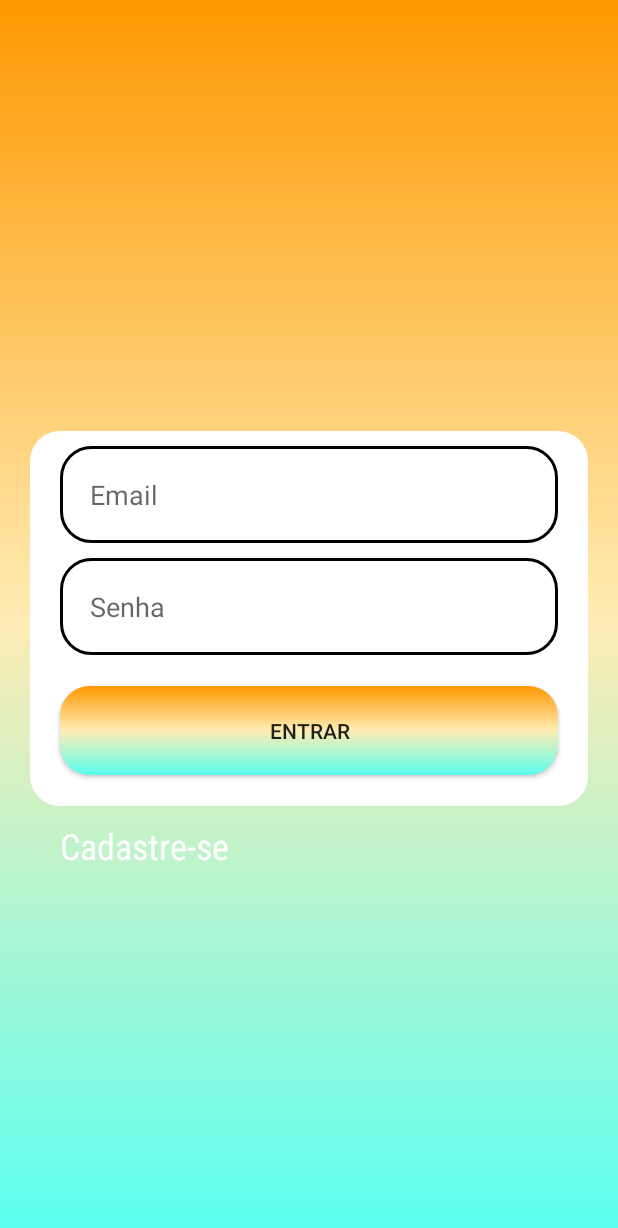
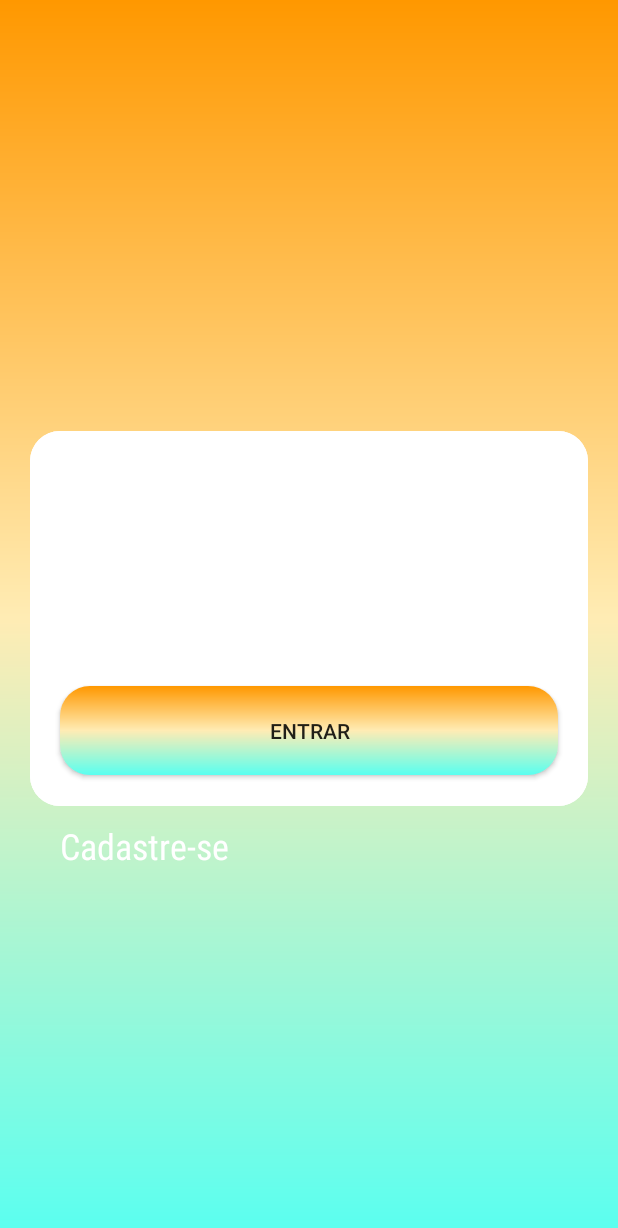
Before and after one commit to felipesekai/EstudosLogin, an Android app: the layout activity_form_login.xml on its own in the app's theme, with its tools: preview values and no code run, on a phone screen of 412 x 824 dp. Shown: the top 1228 px of the screen. Run offline under Robolectric (Android 15) with nearby library versions, the phone set to English and light mode, and no system bars.

```diff
--- a/app/build.gradle
+++ b/app/build.gradle
@@ -2,6 +2,8 @@ plugins {
     id 'com.android.application'
     id 'kotlin-android'
     id 'com.google.gms.google-services'
+    id 'kotlin-parcelize'
+
 }
 
 android {
@@ -43,6 +45,7 @@ dependencies {
     implementation 'androidx.constraintlayout:constraintlayout:2.1.2'
     implementation 'com.google.firebase:firebase-auth:19.2.0'
     implementation 'com.google.android.gms:play-services-auth:20.0.0'
+    implementation 'com.google.firebase:firebase-firestore-ktx:24.0.0'
     testImplementation 'junit:junit:4.+'
     androidTestImplementation 'androidx.test.ext:junit:1.1.3'
     androidTestImplementation 'androidx.test.espresso:espresso-core:3.4.0'
--- a/app/src/main/res/layout/activity_form_login.xml
+++ b/app/src/main/res/layout/activity_form_login.xml
@@ -14,6 +14,7 @@
         app:layout_constraintEnd_toEndOf="parent"
         app:layout_constraintStart_toStartOf="parent"
         app:layout_constraintTop_toTopOf="parent" />
+
 
     <EditText
         android:id="@+id/edt_username"
@@ -33,18 +34,6 @@
         app:layout_constraintTop_toBottomOf="@id/edt_username"
         />
 
-    <androidx.appcompat.widget.AppCompatButton
-        android:id="@+id/btn_login"
-        style="@style/button"
-        android:layout_width="match_parent"
-        android:layout_height="wrap_content"
-        android:text="Entrar"
-        app:layout_constraintTop_toBottomOf="@id/edt_pass"
-        app:layout_constraintStart_toStartOf="@id/container_component"
-        app:layout_constraintEnd_toEndOf="@id/container_component"
-        app:layout_constraintBottom_toBottomOf="@id/container_component"
-        />
-
     <TextView
         android:id="@+id/txt_cad"
         android:layout_width="match_parent"
@@ -56,4 +45,37 @@
         app:layout_constraintEnd_toEndOf="parent"
         />
 
+    <androidx.appcompat.widget.AppCompatButton
+        android:id="@+id/btn_login"
+        style="@style/button"
+        android:layout_width="match_parent"
+        android:layout_height="wrap_content"
+        android:text="Entrar"
+        app:layout_constraintBottom_toBottomOf="@id/container_component"
+        app:layout_constraintEnd_toEndOf="@id/container_component"
+        app:layout_constraintStart_toStartOf="@id/container_component"
+        app:layout_constraintTop_toBottomOf="@id/edt_pass" />
+
+    <View
+        android:id="@+id/progress_bar_container"
+        style="@style/container"
+        android:visibility="gone"
+        app:layout_constraintBottom_toBottomOf="parent"
+        app:layout_constraintEnd_toEndOf="parent"
+        app:layout_constraintStart_toStartOf="parent"
+        app:layout_constraintTop_toTopOf="parent"
+        tools:visibility="visible" />
+
+    <ProgressBar
+        android:id="@+id/progressBar"
+        android:layout_width="wrap_content"
+        android:layout_height="wrap_content"
+        android:layout_marginEnd="20dp"
+        android:layout_marginBottom="4dp"
+        android:visibility="gone"
+       app:layout_constraintBottom_toBottomOf="parent"
+        app:layout_constraintEnd_toEndOf="parent"
+        app:layout_constraintStart_toStartOf="parent"
+        app:layout_constraintTop_toTopOf="parent" />
+
 </androidx.constraintlayout.widget.ConstraintLayout>
--- a/app/src/main/res/values/styles.xml
+++ b/app/src/main/res/values/styles.xml
@@ -3,6 +3,12 @@
     <style name="container">
         <item name="android:layout_width">match_parent</item>
         <item name="android:layout_height">250dp</item>
+        <item name="android:background">@drawable/container</item>
+        <item name="android:layout_margin">20dp</item>
+    </style>
+    <style name="container_progressBar">
+        <item name="android:layout_width">match_parent</item>
+        <item name="android:layout_height">match_parent</item>
         <item name="android:background">@drawable/container</item>
         <item name="android:layout_margin">20dp</item>
     </style>
--- a/build.gradle
+++ b/build.gradle
@@ -7,7 +7,7 @@ buildscript {
     dependencies {
         classpath "com.android.tools.build:gradle:7.0.4"
         classpath "org.jetbrains.kotlin:kotlin-gradle-plugin:1.6.10"
-        classpath 'com.google.gms:google-services:4.3.3'
+        classpath 'com.google.gms:google-services:4.3.10'
 
         // NOTE: Do not place your application dependencies here; they belong
         // in the individual module build.gradle files
```
Also changed, not shown: app/src/main/java/com/estudos/login/FormCadastro.kt (+54 -19 lines), app/src/main/java/com/estudos/login/FormLogin.kt (+56 -6 lines), app/src/main/java/com/estudos/login/UserScreen.kt (+21 -2 lines), app/src/main/java/com/estudos/login/model/UserModel.kt (added, +11 -0 lines), app/src/main/res/layout/activity_user_screen.xml (+9 -0 lines).
